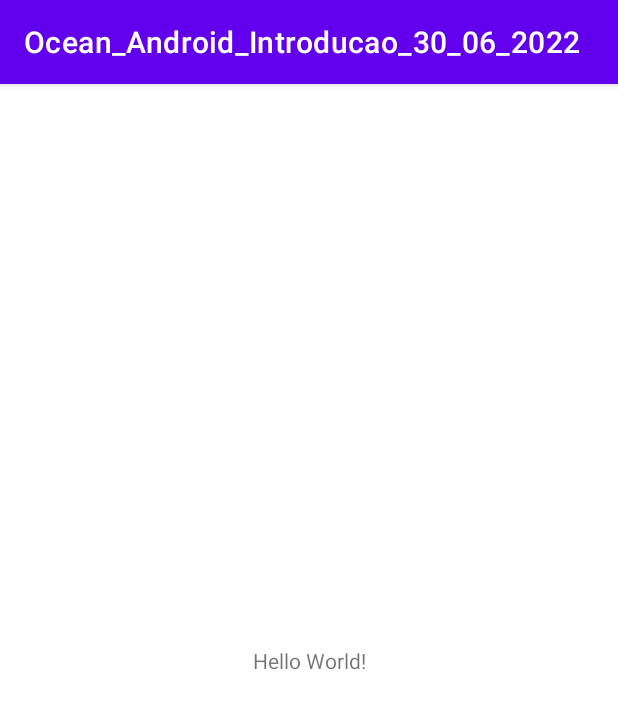
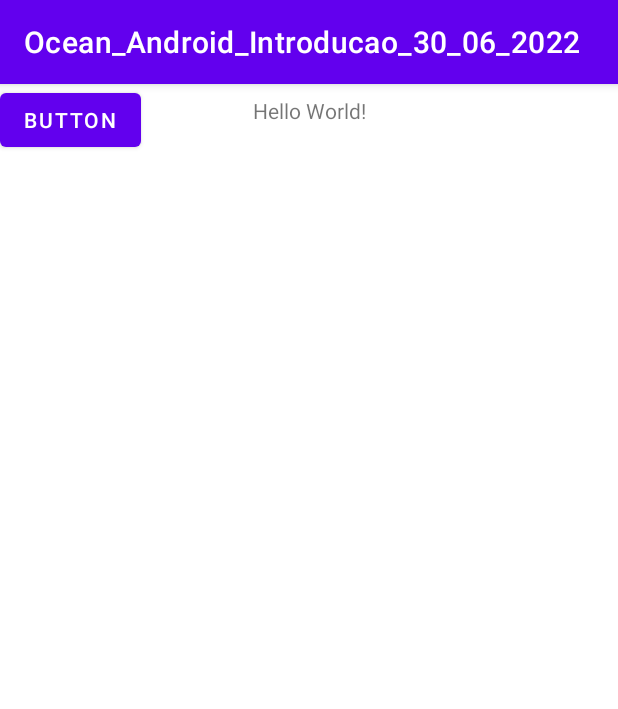
Before and after one commit to paulosalvatore/Ocean_Android_Introducao_30_06_2022, an Android app: the screen it shows after launch (MainActivity), on a phone screen of 412 x 824 dp. Shown: the top 709 px of the screen. Run offline under Robolectric (Android 15) with nearby library versions, the phone set to English and light mode, and no system bars.

Commit message:
Criação do Button e configuração do TextView

```diff
--- a/app/src/main/res/layout/activity_main.xml
+++ b/app/src/main/res/layout/activity_main.xml
@@ -1,18 +1,27 @@
 <?xml version="1.0" encoding="utf-8"?>
-<androidx.constraintlayout.widget.ConstraintLayout
-    xmlns:android="http://schemas.android.com/apk/res/android"
+<androidx.constraintlayout.widget.ConstraintLayout xmlns:android="http://schemas.android.com/apk/res/android"
+    xmlns:app="http://schemas.android.com/apk/res-auto"
     xmlns:tools="http://schemas.android.com/tools"
-    xmlns:app="http://schemas.android.com/apk/res-auto"
     android:layout_width="match_parent"
     android:layout_height="match_parent"
     tools:context=".MainActivity">
+
     <TextView
+        android:id="@+id/tvResultado"
         android:layout_width="wrap_content"
         android:layout_height="wrap_content"
+        android:layout_marginTop="8dp"
         android:text="Hello World!"
-      app:layout_constraintBottom_toBottomOf="parent"
         app:layout_constraintLeft_toLeftOf="parent"
         app:layout_constraintRight_toRightOf="parent"
         app:layout_constraintTop_toTopOf="parent" />
 
+    <Button
+        android:id="@+id/button"
+        android:layout_width="wrap_content"
+        android:layout_height="wrap_content"
+        android:text="Button"
+        tools:layout_editor_absoluteX="154dp"
+        tools:layout_editor_absoluteY="92dp" />
+
 </androidx.constraintlayout.widget.ConstraintLayout>
```
Lines whose indentation alone changed are shown as unchanged.
